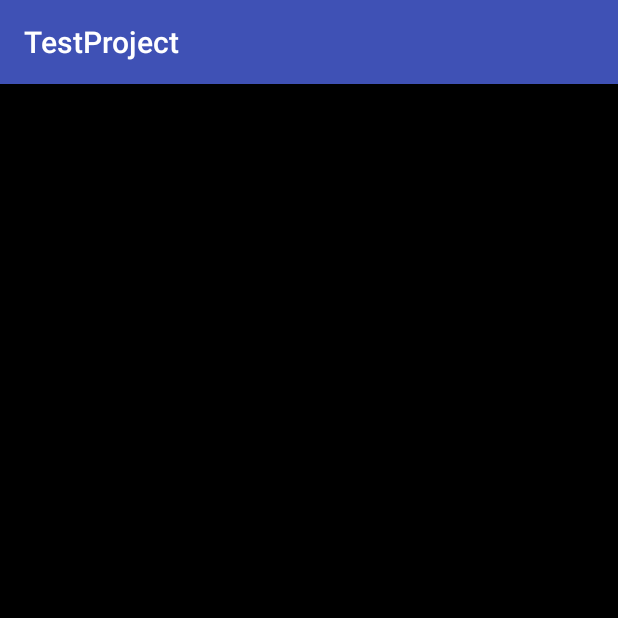
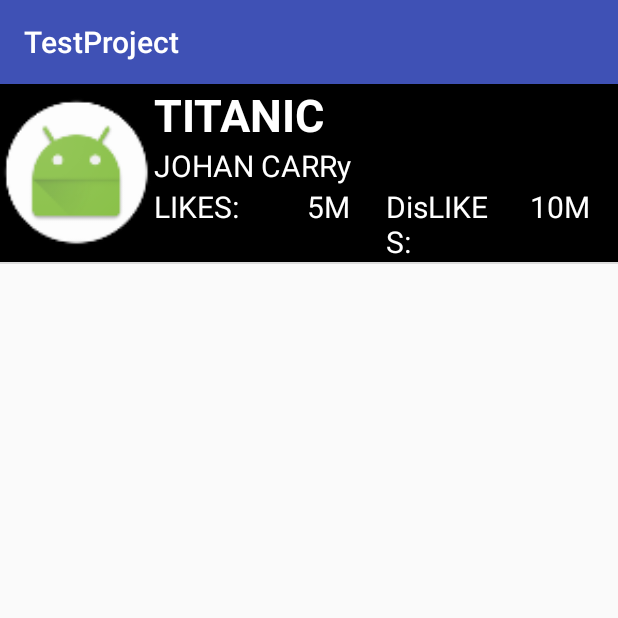
Before and after one commit to AhsanNawazg49/softAndroid, an Android app: the screen it shows after launch (MainActivity), on a phone screen of 412 x 824 dp, the top half of it. Run offline under Robolectric (Android 15) with nearby library versions, the light colour scheme and no system bars.

Commit message:
Custom ListView setting Day 2

```diff
--- a/TestProject/app/src/main/java/com/infosys/testproject/MainActivity.java
+++ b/TestProject/app/src/main/java/com/infosys/testproject/MainActivity.java
@@ -2,12 +2,26 @@ package com.infosys.testproject;
 
 import android.support.v7.app.AppCompatActivity;
 import android.os.Bundle;
+import android.widget.ListView;
+
+import com.infosys.testproject.customAdapters.MoviesArrayAdapter;
+import com.infosys.testproject.dataModels.MoviesModel;
 
 public class MainActivity extends AppCompatActivity {
 
+    ListView listViewMovies;
+    MoviesArrayAdapter mMovieAdapter;
+    MoviesModel[] mMovieModalData;
     @Override
     protected void onCreate(Bundle savedInstanceState) {
         super.onCreate(savedInstanceState);
         setContentView(R.layout.activity_main);
+        mMovieModalData = new MoviesModel[]{new MoviesModel(R.mipmap.ic_launcher,"TITANIC","JOHAN CARRy","5M","10M")};
+
+        listViewMovies  =(ListView) findViewById(R.id.lst_vu_movies);
+        mMovieAdapter = new MoviesArrayAdapter(MainActivity.this,R.layout.dummy_row_style_movies,mMovieModalData);
+        listViewMovies.setAdapter(mMovieAdapter);
+
+
     }
 }
--- a/TestProject/app/src/main/java/com/infosys/testproject/customAdapters/MoviesArrayAdapter.java
+++ b/TestProject/app/src/main/java/com/infosys/testproject/customAdapters/MoviesArrayAdapter.java
@@ -4,10 +4,14 @@ import android.content.Context;
 import android.support.annotation.LayoutRes;
 import android.support.annotation.NonNull;
 import android.support.annotation.Nullable;
+import android.view.LayoutInflater;
 import android.view.View;
 import android.view.ViewGroup;
 import android.widget.ArrayAdapter;
+import android.widget.ImageView;
+import android.widget.TextView;
 
+import com.infosys.testproject.R;
 import com.infosys.testproject.dataModels.MoviesModel;
 
 /**
@@ -18,17 +22,33 @@ public class MoviesArrayAdapter extends ArrayAdapter {
     Context context;
     int resource;
     MoviesModel[] moviesData;
+    LayoutInflater mLayoutInflator;
     public MoviesArrayAdapter(@NonNull Context context, @LayoutRes int resource, @NonNull MoviesModel[] moviesData) {
         super(context, resource);
         this.context = context;
         this.resource = resource;
         this.moviesData = moviesData;
+        mLayoutInflator = (LayoutInflater) context.getSystemService(Context.LAYOUT_INFLATER_SERVICE);
     }
 
     @NonNull
     @Override
     public View getView(int position, @Nullable View convertView, @NonNull ViewGroup parent) {
-        return super.getView(position, convertView, parent);
+        convertView = mLayoutInflator.inflate(resource,null);  //now we have the converted design in java
+        ImageView mThumnail =(ImageView) convertView.findViewById(R.id.img_vu_movie_thumbnail);
+        TextView  mTitle = (TextView) convertView.findViewById(R.id.txt_vu_movies_title);
+        TextView  mSubTitle = (TextView) convertView.findViewById(R.id.txt_vu_movies_subtitle);
+        TextView  mLikes = (TextView) convertView.findViewById(R.id.txt_vu_movies_likes);
+        TextView  mDislikes = (TextView) convertView.findViewById(R.id.txt_vu_movies_dislikes);
+
+        mTitle.setText(moviesData[position].Title);
+        mSubTitle.setText(moviesData[position].SubTitle);
+        mLikes.setText(moviesData[position].likes);
+        mDislikes.setText(moviesData[position].Dislikes);
+
+      //  mThumnail.setImageResource(context.getResources().getDrawable(moviesData[position].thumnailIds));
+
+        return convertView;
     }
 
     @Override
--- a/TestProject/app/src/main/java/com/infosys/testproject/dataModels/MoviesModel.java
+++ b/TestProject/app/src/main/java/com/infosys/testproject/dataModels/MoviesModel.java
@@ -9,14 +9,14 @@ public class MoviesModel {
     public int thumnailIds;
     public String Title;
     public String SubTitle;
-    public String LikesTitle;
-    public String DislikesTitle;
+    public String likes;
+    public String Dislikes;
 
-    public MoviesModel(int thumnailIds, String title, String subTitle, String likesTitle, String dislikesTitle) {
+    public MoviesModel(int thumnailIds, String title, String subTitle, String likes, String dislikes) {
         this.thumnailIds = thumnailIds;
         this.Title = title;
         this.SubTitle = subTitle;
-        this.LikesTitle = likesTitle;
-        this. DislikesTitle = dislikesTitle;
+        this.likes = likes;
+        this. Dislikes = dislikes;
     }
 }
--- a/TestProject/app/src/main/res/layout/activity_main.xml
+++ b/TestProject/app/src/main/res/layout/activity_main.xml
@@ -14,9 +14,13 @@ width and height
 <LinearLayout xmlns:android="http://schemas.android.com/apk/res/android"
     android:layout_width="match_parent"
     android:layout_height="match_parent"
-    android:background="#000"
     android:orientation="vertical"
     >
+
+    <ListView
+        android:layout_width="match_parent"
+        android:layout_height="match_parent"
+        android:id="@+id/lst_vu_movies"></ListView>
 
 
 
```
